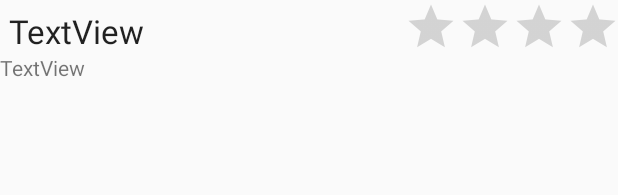
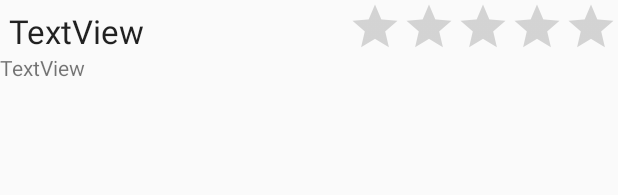
Before and after one commit to yaya0805/What_to_Eat, an Android app: the layout list_rest.xml on its own in the app's theme, with its tools: preview values and no code run, on a phone screen of 412 x 824 dp. Shown: the top 195 px of the screen. Run offline under Robolectric (Android 15) with nearby library versions, the phone set to English and light mode, and no system bars; network calls fail.

Commit message:
chinese communication

```diff
--- a/app/src/main/java/com/example/user/wteproject/LoginActivity.java
+++ b/app/src/main/java/com/example/user/wteproject/LoginActivity.java
@@ -60,7 +60,7 @@ public class LoginActivity extends ActionBarActivity {
                     /*int num = info.user.hasRate;
                     String str;
                     str = Integer.toString(num);*/
-                    t.setText(Boolean.toString(res) + " " + info.resList.size());
+                    t.setText(Boolean.toString(res) + " " + info.getResList().size());
                     //LoginActivity.this.finish();
                 } catch (IOException | URISyntaxException | JSONException e) {
                     e.printStackTrace();
--- a/app/src/main/java/domain/Information.java
+++ b/app/src/main/java/domain/Information.java
@@ -8,7 +8,7 @@ import java.util.Map;
  * Created by user on 2014/12/28.
  */
 public class Information implements Serializable{
-    public List<Restaurant> resList;
+    private List<Restaurant> resList;
     public User user;
     public Information(List<Restaurant> map,User user){
         this.resList = map;
@@ -18,4 +18,8 @@ public class Information implements Serializable{
     public void setUser(User user){this.user = user;}
     public List<Restaurant> getResList(){ return resList; }
     public User getUser(){return user;}
+    public void saveRes(Restaurant res){
+        res.setId(resList.size());
+        resList.add(res);
+    }
 }
--- a/app/src/main/res/layout/list_rest.xml
+++ b/app/src/main/res/layout/list_rest.xml
@@ -1,5 +1,5 @@
 <?xml version="1.0" encoding="utf-8"?>
-<LinearLayout
+<RelativeLayout
     xmlns:android="http://schemas.android.com/apk/res/android"
     android:layout_height="match_parent"
     android:layout_width="fill_parent"
@@ -12,18 +12,19 @@
         android:layout_height="wrap_content">
 
         <TextView android:text="TextView"
-            android:id="@+id/restaurant"
-            android:layout_width="263dp"
+            android:id="@+id/text1"
+            android:layout_width="205dp"
             android:layout_height="wrap_content"
             android:layout_marginLeft="6dip"
             android:layout_marginTop="6dip"
-            android:textAppearance="?android:attr/textAppearanceLarge">
+            android:textAppearance="?android:attr/textAppearanceLarge"
+            android:layout_gravity="left">
         </TextView>
         <LinearLayout android:layout_height="wrap_content"
             android:layout_width="wrap_content"
             android:id="@+id/linearLayout1"
             android:orientation="horizontal">
-            <TextView android:id="@+id/address"
+            <TextView android:id="@+id/text2"
                 android:text="TextView"
                 android:layout_height="wrap_content"
                 android:layout_width="wrap_content"
@@ -39,7 +40,10 @@
         android:layout_height="wrap_content"
 
         android:id="@+id/ratingBar"
-        android:layout_gravity="right|center_horizontal" />
+        android:layout_gravity="right|center_horizontal"
+        android:layout_alignParentTop="true"
+        android:layout_alignParentRight="true"
+        android:layout_alignParentEnd="true" />
 
 
-</LinearLayout>
+</RelativeLayout>
```
Also changed, not shown: app/src/main/java/com/example/user/wteproject/ResListFragment.java (+8 -5 lines), app/src/main/java/com/example/user/wteproject/newResActivity.java (+21 -2 lines), app/src/main/java/http/HttpDelegate.java (+15 -4 lines).
